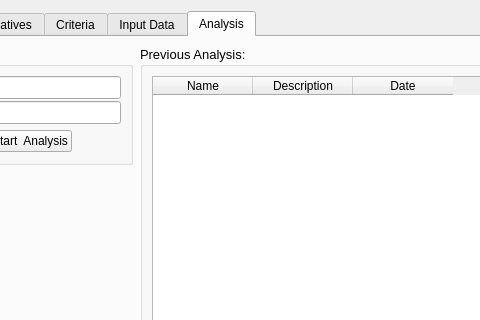
First picture: the form in src/gui/project_view.ui, repository Ecotrust/delphos, before the edit; both pictures show x 139 to 619 and y 0 to 320 of the 821 by 415 pixel window.
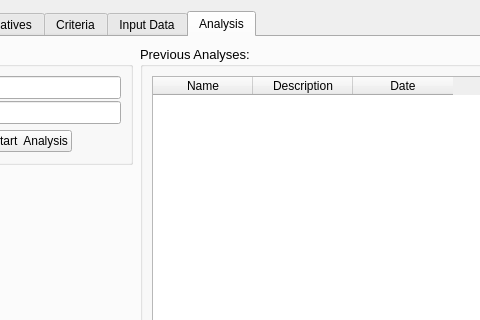
Second picture: the form after the edit. The open tabs and pages were chosen to show the change. Icons and pictures are not drawn. Custom widgets are drawn as their Qt base class.

```diff
--- a/src/gui/project_view.ui
+++ b/src/gui/project_view.ui
@@ -950,7 +950,7 @@
           </font>
          </property>
          <property name="title" >
-          <string>Previous Analysis:</string>
+          <string>Previous Analyses:</string>
          </property>
          <layout class="QVBoxLayout" >
           <item>
```
